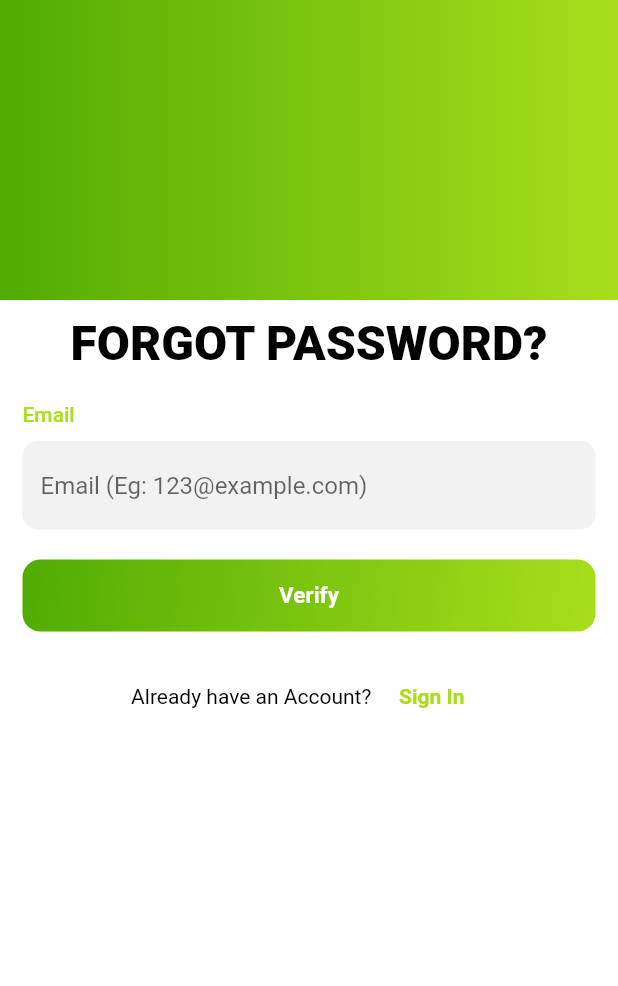
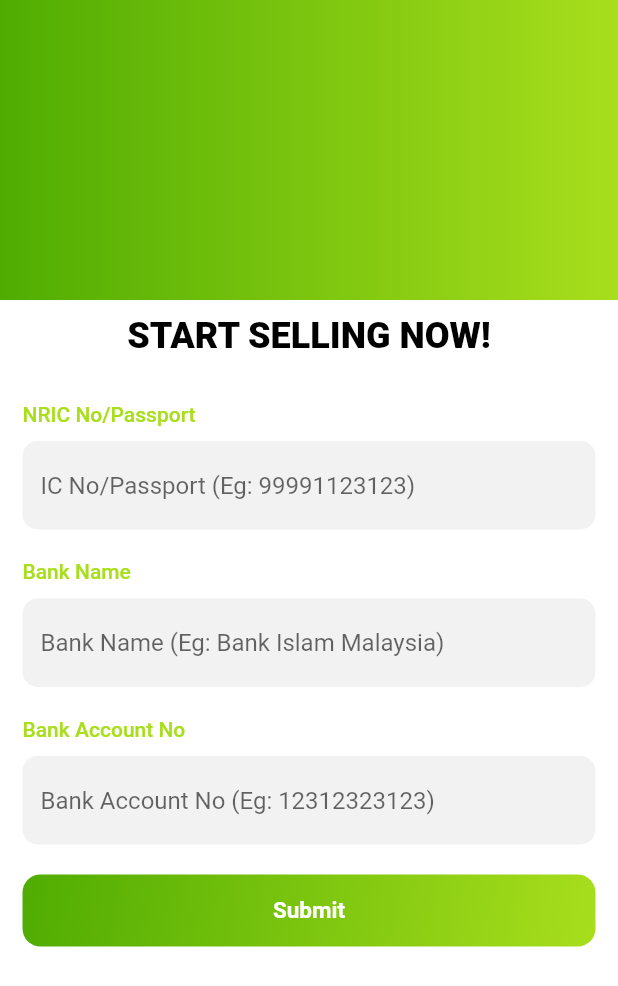
Before and after one commit to alfreeana-alfie/local_shop, a Flutter app: the screen it shows after launch, on a phone screen of 412 x 824 dp. Shown: the top 986 px of the screen. Run offline on Flutter 3.47's test engine with Material 2 defaults, Android fonts, the phone set to English and light mode, and no system bars; our stand-ins replace google_fonts.

Commit message:
update sign up as seller

```diff
--- a/lib/auth/sign_up_seller.dart
+++ b/lib/auth/sign_up_seller.dart
@@ -0,0 +1,137 @@
+import 'package:flutter/gestures.dart';
+import 'package:flutter/material.dart';
+import 'package:google_fonts/google_fonts.dart';
+import 'package:local_shop/constant/app_color.dart';
+import 'package:local_shop/constant/constants.dart';
+import 'package:local_shop/constant/string.dart';
+import 'package:local_shop/widgets/clickable_text.dart';
+import 'package:local_shop/widgets/gradient_button.dart';
+import 'package:local_shop/widgets/text_field.dart';
+import 'package:local_shop/widgets/title.dart';
+
+class SignUpSellerPage extends StatefulWidget {
+  const SignUpSellerPage({Key? key}) : super(key: key);
+
+  @override
+  _SignUpSellerPageState createState() => _SignUpSellerPageState();
+}
+
+class _SignUpSellerPageState extends State<SignUpSellerPage> {
+  final _formKey = GlobalKey<FormState>();
+
+  String icPassportNo = '';
+  String bankName = '';
+  String bankAccNo = '';
+
+  @override
+  Widget build(BuildContext context) {
+    return Scaffold(
+      body: Container(
+        decoration: const BoxDecoration(
+          gradient: LinearGradient(
+              begin: Alignment.topLeft,
+              end: Alignment.topRight,
+              colors: [greenSecondColor, greenFirstColor]),
+        ),
+        child: Stack(
+          alignment: Alignment.bottomCenter,
+          children: [secondContainer()],
+        ),
+      ),
+    );
+  }
+
+  Widget secondContainer() {
+    return Container(
+      margin: const EdgeInsets.only(top: homeSecondContainer),
+      color: primaryColor,
+      child: Form(
+        key: _formKey,
+        child: Column(
+          crossAxisAlignment: CrossAxisAlignment.stretch,
+          // mainAxisAlignment: MainAxisAlignment.center,
+          children: [
+            CustomTitle(
+              title: beSellerToday.toUpperCase(),
+              textStyle: GoogleFonts.roboto(
+                  fontSize: 24, color: textColor, fontWeight: FontWeight.w800),
+              alignment: Alignment.topCenter,
+              margin: const EdgeInsets.only(
+                left: horizontalValue,
+                right: horizontalValue,
+                top: verticalValue,
+                bottom: 20,
+              ),
+            ),
+            CustomTitle(
+              title: icPassportText,
+              textStyle: GoogleFonts.roboto(
+                  fontSize: 14,
+                  color: greenFirstColor,
+                  fontWeight: FontWeight.w500),
+              alignment: Alignment.centerLeft,
+              margin: marginLabel,
+            ),
+            CustomTextField(
+              onSaved: (value) => icPassportNo = value!,
+              hintText: icPassportHintText,
+            ),
+            CustomTitle(
+              title: bankNameText,
+              textStyle: GoogleFonts.roboto(
+                  fontSize: 14,
+                  color: greenFirstColor,
+                  fontWeight: FontWeight.w500),
+              alignment: Alignment.centerLeft,
+              margin: marginLabel,
+            ),
+            CustomTextField(
+              onSaved: (value) => bankName = value!,
+              hintText: bankNameHintText,
+            ),
+
+            CustomTitle(
+              title: bankAccNoText,
+              textStyle: GoogleFonts.roboto(
+                  fontSize: 14,
+                  color: greenFirstColor,
+                  fontWeight: FontWeight.w500),
+              alignment: Alignment.centerLeft,
+              margin: marginLabel,
+            ),
+            CustomTextField(
+              onSaved: (value) => bankAccNo = value!,
+              hintText: bankAccNoHintText,
+            ),
+
+            GradientButton(
+              beginColorAlignment: Alignment.topLeft,
+              endColorAlignment: Alignment.bottomRight,
+              colorList: const [greenSecondColor, greenFirstColor],
+              onPressed: () {
+                // print(email);
+              },
+              child: Text(
+                submitText,
+                style: GoogleFonts.roboto(
+                    fontSize: 15, fontWeight: FontWeight.w600),
+              ),
+              margin: defaultMargin,
+            ),
+          ],
+        ),
+      ),
+    );
+  }
+
+  Widget buildDivider() {
+    return const Expanded(
+      child: Divider(
+          height: 2,
+          thickness: 1,
+          indent: 10,
+          endIndent: 10,
+          color: Colors.black12),
+    );
+  }
+}
--- a/lib/constant/constants.dart
+++ b/lib/constant/constants.dart
@@ -9,4 +9,4 @@ EdgeInsetsGeometry defaultMargin = const EdgeInsets.symmetric(
 EdgeInsetsGeometry marginGotoSignIn =
     const EdgeInsets.only(top: 20, bottom: 50);
 EdgeInsetsGeometry marginLabel =
-    const EdgeInsets.symmetric(horizontal: horizontalValue);
+    const EdgeInsets.only(left: horizontalValue, right: horizontalValue, top: 10);
--- a/lib/constant/string.dart
+++ b/lib/constant/string.dart
@@ -5,8 +5,10 @@ String signupForAccount = "Don't have an Account? ";
 String forgotPassword = "Forgot Password?";
 String signInText = "Sign In";
 String signUpText = "Sign Up";
+String beSellerToday = "Start Selling Now!";
 
 // Text
+String submitText = "Submit";
 String verifyText = "Verify";
 String nameText = "Name";
 String emailText = "Email";
--- a/lib/main.dart
+++ b/lib/main.dart
@@ -4,6 +4,7 @@ import 'package:flutter/material.dart';
 import 'package:local_shop/auth/forgot_password.dart';
 import 'package:local_shop/auth/sign_in.dart';
 import 'package:local_shop/auth/sign_up.dart';
+import 'package:local_shop/auth/sign_up_seller.dart';
 
 // class MyHttpOverrides extends HttpOverrides {
 //   @override
@@ -22,7 +23,7 @@ Future<void> main() async {
     const MaterialApp(
       debugShowCheckedModeBanner: false,
       color: Colors.white,
-      home: ForgotPasswordPage(),
+      home: SignUpSellerPage(),
     )
   );
 }
```
